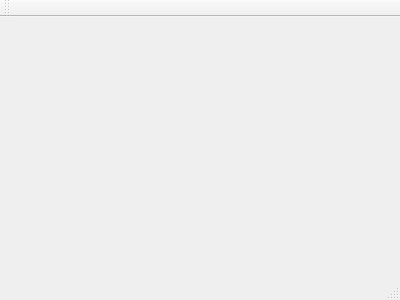
Above: progra2/mainwindow.ui from madri308/Heaven_vs_Hell before the change. Below: the same form after it.
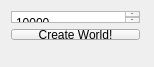
That is the form after the change.

Patch:
```diff
--- a/progra2/mainwindow.ui
+++ b/progra2/mainwindow.ui
@@ -1,24 +1,86 @@
 <ui version="4.0">
  <class>MainWindow</class>
- <widget class="QMainWindow" name="MainWindow" >
-  <property name="geometry" >
+ <widget class="QMainWindow" name="MainWindow">
+  <property name="windowModality">
+   <enum>Qt::ApplicationModal</enum>
+  </property>
+  <property name="geometry">
    <rect>
     <x>0</x>
     <y>0</y>
-    <width>400</width>
-    <height>300</height>
+    <width>154</width>
+    <height>67</height>
    </rect>
   </property>
-  <property name="windowTitle" >
+  <property name="sizePolicy">
+   <sizepolicy hsizetype="Fixed" vsizetype="Fixed">
+    <horstretch>0</horstretch>
+    <verstretch>0</verstretch>
+   </sizepolicy>
+  </property>
+  <property name="minimumSize">
+   <size>
+    <width>0</width>
+    <height>0</height>
+   </size>
+  </property>
+  <property name="windowTitle">
    <string>MainWindow</string>
   </property>
-  <widget class="QMenuBar" name="menuBar" />
-  <widget class="QToolBar" name="mainToolBar" />
-  <widget class="QWidget" name="centralWidget" />
-  <widget class="QStatusBar" name="statusBar" />
+  <widget class="QWidget" name="centralWidget">
+   <property name="enabled">
+    <bool>true</bool>
+   </property>
+   <property name="sizePolicy">
+    <sizepolicy hsizetype="Fixed" vsizetype="Ignored">
+     <horstretch>0</horstretch>
+     <verstretch>0</verstretch>
+    </sizepolicy>
+   </property>
+   <property name="minimumSize">
+    <size>
+     <width>0</width>
+     <height>0</height>
+    </size>
+   </property>
+   <widget class="QWidget" name="verticalLayoutWidget">
+    <property name="geometry">
+     <rect>
+      <x>0</x>
+      <y>0</y>
+      <width>151</width>
+      <height>51</height>
+     </rect>
+    </property>
+    <layout class="QVBoxLayout" name="verticalLayout_2">
+     <item>
+      <widget class="QPlainTextEdit" name="people">
+       <property name="readOnly">
+        <bool>false</bool>
+       </property>
+       <property name="plainText">
+        <string notr="true">10000</string>
+       </property>
+       <property name="overwriteMode">
+        <bool>false</bool>
+       </property>
+       <property name="placeholderText">
+        <string notr="true">Cantidad de humanos..</string>
+       </property>
+      </widget>
+     </item>
+     <item>
+      <widget class="QPushButton" name="create">
+       <property name="text">
+        <string>Create World!</string>
+       </property>
+      </widget>
+     </item>
+    </layout>
+   </widget>
+  </widget>
  </widget>
- <layoutDefault spacing="6" margin="11" />
- <pixmapfunction></pixmapfunction>
+ <layoutdefault spacing="6" margin="11"/>
  <resources/>
  <connections/>
 </ui>
```
Left out of the diff: 1 changed line with no effect on the pictures.
